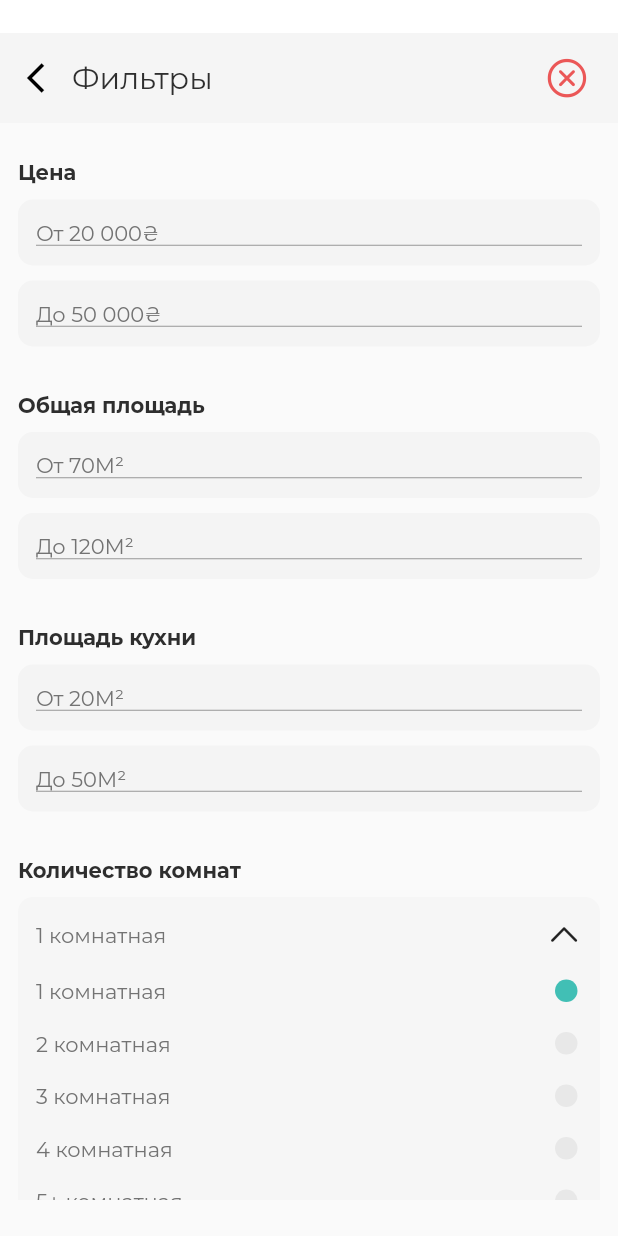
After one commit to MaksymKosenko/swipe_app, a Flutter app: the FilteredAdsScreen screen opened directly, after a tap on "1 комнатная", on a phone screen of 412 x 824 dp. The commit adds this screen. Run offline on Flutter 3.47's test engine with Material 2 defaults, Android fonts, the phone set to English and light mode, and no system bars; our stand-ins replace cloud_firestore, firebase_auth, firebase_core, firebase_storage, google_maps_flutter, image_picker and 1 more; missing offline and left inert: geocoder, image_crop; accounts and stored records are empty.

Commit message:
filters Screen #1

```diff
--- a/lib/global/custom_widgets/app_bars/feed_app_bar.dart
+++ b/lib/global/custom_widgets/app_bars/feed_app_bar.dart
@@ -2,13 +2,15 @@ import 'package:flutter/cupertino.dart';
 import 'package:flutter/material.dart';
 import 'package:swipe_app/global/style/text_styles.dart';
 import 'package:swipe_app/screens/favourites/favourites_screen.dart';
+import 'file:///C:/flutter_projects/flutterlearning/flutter_Dart_courses/swipe_app/lib/screens/filters_screen/filter_screen.dart';
 AppBar CustomFeedAppBar(String phone, BuildContext context){
   return AppBar(
     elevation: 0.0,
     backgroundColor: Colors.white,
     iconTheme: IconThemeData(color: Color(0xff27AEA4)),
     actions: [
-      TextButton.icon(onPressed: null, icon: Icon(CupertinoIcons.slider_horizontal_3), label:
+      TextButton.icon(onPressed: ()=> Navigator.push(context, MaterialPageRoute(builder: (context)=> FilteredAdsScreen())),
+          icon: Icon(CupertinoIcons.slider_horizontal_3), label:
       Text("Уточнить поиск", style: RegularText(12, Color(0xff828282)))),
       TextButton.icon(onPressed: ()=> Navigator.push(context, MaterialPageRoute(builder: (context)=> FavouriteScreen(phone))),
           icon: Icon(CupertinoIcons.check_mark_circled, color: Color(0xff27AE60)),
--- a/lib/models/add_model.dart
+++ b/lib/models/add_model.dart
@@ -1,7 +1,5 @@
 import 'dart:io';
-
 import 'package:cloud_firestore/cloud_firestore.dart';
-import 'package:flutter/material.dart';
 
 class Add{
   GeoPoint location;
--- /dev/null
+++ b/lib/models/filters_model.dart
@@ -0,0 +1,22 @@
+class Filter{
+  String priceLow;
+  String priceHigh;
+
+  String overallAreaLow;
+  String overallAreaHigh;
+
+  String kitchenAreaLow;
+  String kitchenAreaHigh;
+
+  String roomsQuantity = "1 комнатная";
+
+  Filter({
+    this.priceLow,
+    this.priceHigh,
+    this.overallAreaLow,
+    this.overallAreaHigh,
+    this.kitchenAreaLow,
+    this.kitchenAreaHigh,
+    this.roomsQuantity
+});
+}
--- /dev/null
+++ b/lib/screens/filters_screen/filter_screen.dart
@@ -0,0 +1,122 @@
+import 'package:flutter/cupertino.dart';
+import 'package:flutter/material.dart';
+import 'package:swipe_app/global/custom_widgets/app_bars/default_app_bar.dart';
+import 'package:swipe_app/global/custom_widgets/custom_button.dart';
+import 'package:swipe_app/global/style/text_styles.dart';
+import 'package:swipe_app/models/filters_model.dart';
+import 'package:swipe_app/screens/feed/landing_page.dart';
+import 'package:swipe_app/screens/filters_screen/filters_input.dart';
+import 'package:swipe_app/screens/filters_screen/filters_rooms_quantity.dart';
+
+class FilteredAdsScreen extends StatefulWidget {
+  @override
+  _FilteredAdsScreenState createState() => _FilteredAdsScreenState();
+}
+
+class _FilteredAdsScreenState extends State<FilteredAdsScreen> {
+  bool isExpandedPrice1 = false;
+  bool isExpandedPrice2 = false;
+  bool isExpandedOverallArea1 = false;
+  bool isExpandedOverallArea2 = false;
+  bool isExpandedKitchenArea1 = false;
+  bool isExpandedKitchenArea2 = false;
+  bool isExpandedRooms = false;
+
+  TextEditingController _priceController1 = TextEditingController();
+  TextEditingController _priceController2 = TextEditingController();
+  TextEditingController _overallAreaController1 = TextEditingController();
+  TextEditingController _overallAreaController2 = TextEditingController();
+  TextEditingController _kitchenAreaController1 = TextEditingController();
+  TextEditingController _kitchenAreaController2 = TextEditingController();
+
+
+  Filter _filter = Filter();
+ /* void changeView(String data){
+    switch(data){
+      case "isExpandedRooms" : setState(() {isExpandedRooms = !isExpandedRooms;});
+    }
+  }*/
+  @override
+  Widget build(BuildContext context) {
+    return Scaffold(
+      appBar: MyCustomAppBar("Фильтры", 82, MaterialPageRoute(builder: (context)=> LandingPage())),
+      body: Container(
+        padding: EdgeInsets.symmetric(vertical: 24, horizontal: 12),
+        child: ListView(
+          children: [
+            Column(
+              crossAxisAlignment: CrossAxisAlignment.start,
+              children: [
+                Text("Цена", style: SemiBoldText(14, Color(0xff2E2E2E)),),
+                SizedBox(height: 10),
+                Container(height: 44, width: double.maxFinite,
+                  padding: EdgeInsets.symmetric(horizontal: 12),
+                  decoration: BoxDecoration(borderRadius: BorderRadius.circular(10),color: Color(0x32DADADA)),
+                  child: FiltersInput(_filter, _priceController1, "От 20 000₴"),),
+                SizedBox(height: 10),
+                Container(height: 44, width: double.maxFinite,
+                  padding: EdgeInsets.symmetric(horizontal: 12),
+                  decoration: BoxDecoration(borderRadius: BorderRadius.circular(10),color: Color(0x32DADADA)),
+                  child: FiltersInput(_filter, _priceController2, "До 50 000₴"),),
+              ],
+            ),
+            SizedBox(height: 30),
+            Column(
+              crossAxisAlignment: CrossAxisAlignment.start,
+              children: [
+                Text("Общая площадь", style: SemiBoldText(14, Color(0xff2E2E2E)),),
+                SizedBox(height: 10),
+                Container(height: 44, width: double.maxFinite,
+                  padding: EdgeInsets.symmetric(horizontal: 12),
+                  decoration: BoxDecoration(borderRadius: BorderRadius.circular(10),color: Color(0x32DADADA)),
+                child: FiltersInput(_filter, _overallAreaController1, "От 70М\u{00B2}"),),
+                SizedBox(height: 10),
+                Container(height: 44, width: double.maxFinite,
+                  padding: EdgeInsets.symmetric(horizontal: 12),
+                  decoration: BoxDecoration(borderRadius: BorderRadius.circular(10),color: Color(0x32DADADA)),
+                  child: FiltersInput(_filter, _overallAreaController2, "До 120М\u{00B2}"),),
+              ],
+            ),
+            SizedBox(height: 30),
+            Column(
+              crossAxisAlignment: CrossAxisAlignment.start,
+              children: [
+                Text("Площадь кухни", style: SemiBoldText(14, Color(0xff2E2E2E)),),
+                SizedBox(height: 10),
+                Container(height: 44, width: double.maxFinite,
+                  padding: EdgeInsets.symmetric(horizontal: 12),
+                  decoration: BoxDecoration(borderRadius: BorderRadius.circular(10),color: Color(0x32DADADA)),
+                  child: FiltersInput(_filter, _kitchenAreaController1, "От 20М\u{00B2}"),),
+                SizedBox(height: 10),
+                Container(height: 44, width: double.maxFinite,
+                  padding: EdgeInsets.symmetric(horizontal: 12),
+                  decoration: BoxDecoration(borderRadius: BorderRadius.circular(10),color: Color(0x32DADADA)),
+                  child: FiltersInput(_filter, _kitchenAreaController2, "До 50М\u{00B2}"),),
+              ],
+            ),
+            SizedBox(height: 30),
+            FiltersRoomQuantity(_filter),
+            SizedBox(height: 30),
+            Padding(
+              padding: const EdgeInsets.symmetric(horizontal: 50),
+              child: GestureDetector(
+                onTap: () {
+                  print("test");
+                  print(_filter.priceLow);
+                  print(_filter.priceHigh);
+                  print(_filter.overallAreaLow);
+                  print(_filter.overallAreaHigh);
+                  print(_filter.kitchenAreaLow);
+                  print(_filter.kitchenAreaHigh);
+                  print(_filter.roomsQuantity);
+                },
+                child: CustomButton(278, 52, 35, Color(0xff56C385), Color(0xff41BFB5), Alignment.topCenter, Alignment.bottomCenter,
+                    "Показать квартиры", SemiBoldText(16, Colors.white), Colors.transparent),
+              ),
+            )
+          ],
+        ),
+      ),
+    );
+  }
+}
--- /dev/null
+++ b/lib/screens/filters_screen/filters_input.dart
@@ -0,0 +1,55 @@
+import 'package:flutter/material.dart';
+import 'package:swipe_app/global/style/text_styles.dart';
+import 'package:swipe_app/models/filters_model.dart';
+
+class FiltersInput extends StatefulWidget {
+  final Filter _filter;
+  final TextEditingController _controller;
+  final String _hint;
+  FiltersInput(this._filter, this._controller, this._hint);
+  @override
+  _FiltersInputState createState() => _FiltersInputState();
+}
+
+class _FiltersInputState extends State<FiltersInput> {
+  setData(String hint){
+    setState(() {
+      switch(hint){
+        case "От 20 000₴": widget._filter.priceLow = widget._controller.text; break;
+        case "До 50 000₴": widget._filter.priceHigh = widget._controller.text; break;
+        case "От 70М\u{00B2}": widget._filter.overallAreaLow = widget._controller.text; break;
+        case "До 120М\u{00B2}": widget._filter.overallAreaHigh = widget._controller.text; break;
+        case "От 20М\u{00B2}": widget._filter.kitchenAreaLow = widget._controller.text; break;
+        case "До 50М\u{00B2}": widget._filter.kitchenAreaHigh = widget._controller.text; break;
+      }
+    });
+  }
+  @override
+  Widget build(BuildContext context) {
+    return Container(
+      width: 200,
+      //height: double.minPositive,
+      alignment: Alignment.centerLeft,
+      child: TextField(
+        onEditingComplete:()=> setData(widget._hint),
+        onChanged: (value) => setData(widget._hint),
+        onSubmitted:(value) => setData(widget._hint),
+        maxLines: 1,
+        controller: widget._controller,
+        obscureText: false,
+        keyboardType: TextInputType.text,//TextInputType.number,
+        style:  RegularText(14, Color(0xff737373)),
+        decoration: InputDecoration(
+          //contentPadding: EdgeInsets.all(12),
+          isCollapsed: true,
+          hintStyle: RegularText(14, Color(0xff737373)),//TextStyle(fontFamily: 'Montserrat', color: Colors.white, fontSize: 16, ),
+          hintText: widget._hint,
+          /*focusedBorder: OutlineInputBorder(
+          borderRadius: BorderRadius.circular(10),
+          borderSide: BorderSide(color: Color(0xff56C385), width: 1),//Color(0xff56C385)
+          ),*/
+        ),
+      ),
+    );
+  }
+}
--- /dev/null
+++ b/lib/screens/filters_screen/filters_rooms_quantity.dart
@@ -0,0 +1,285 @@
+import 'package:flutter/cupertino.dart';
+import 'package:flutter/material.dart';
+import 'package:swipe_app/global/style/text_styles.dart';
+import 'package:swipe_app/models/filters_model.dart';
+
+class FiltersRoomQuantity extends StatefulWidget {
+  final Filter _filter;
+  FiltersRoomQuantity(this._filter);
+  @override
+  _FiltersRoomQuantityState createState() => _FiltersRoomQuantityState();
+}
+
+class _FiltersRoomQuantityState extends State<FiltersRoomQuantity> {
+  bool _isExpand = false;
+
+  void changeView() {
+    setState(() {
+      _isExpand = !_isExpand;
+    });
+  }
+  String selectedVar = "1 комнатная";
+  bool active1 = true;
+  bool active2 = false;
+  bool active3 = false;
+  bool active4 = false;
+  bool active5 = false;
+  setNewChoise(String newSelected) {
+    setState(() {
+      selectedVar = newSelected;
+      widget._filter.roomsQuantity = selectedVar;
+      switch (newSelected) {
+        case "1 комнатная":
+          active1 = true;
+          active2 = false;
+          active3 = false;
+          active4 = false;
+          active5 = false;
+          break;
+        case "2 комнатная":
+          active1 = false;
+          active2 = true;
+          active3 = false;
+          active4 = false;
+          active5 = false;
+          break;
+        case "3 комнатная":
+          active1 = false;
+          active2 = false;
+          active3 = true;
+          active4 = false;
+          active5 = false;
+          break;
+        case "4 комнатная":
+          active1 = false;
+          active2 = false;
+          active3 = false;
+          active4 = true;
+          active5 = false;
+          break;
+        case "5+ комнатная":
+          active1 = false;
+          active2 = false;
+          active3 = false;
+          active4 = false;
+          active5 = true;
+          break;
+      }
+    });
+  }
+  @override
+  Widget build(BuildContext context) {
+    if(widget._filter.roomsQuantity == null)
+      widget._filter.roomsQuantity = selectedVar;
+    else setNewChoise(widget._filter.roomsQuantity);
+    //widget._add.roomsQuantity = selectedVar;
+    return _isExpand
+        ? Container(
+      //padding: EdgeInsets.symmetric(horizontal: 10),
+      child: Container(
+        child: Column(
+          crossAxisAlignment: CrossAxisAlignment.start,
+          children: [
+            Text("Количество комнат",
+                style: SemiBoldText(14, Color(0xff2E2E2E))),
+            SizedBox(height: 10),
+            Container(
+              width: double.maxFinite,
+              //padding: EdgeInsets.symmetric(vertical: 13, horizontal: 12),
+              padding: EdgeInsets.only(left: 12, top: 1),
+              decoration: BoxDecoration(
+                  color: Color(0x20DADADA),
+                  borderRadius: BorderRadius.circular(10)),
+              child: Column(
+                crossAxisAlignment: CrossAxisAlignment.start,
+                children: [
+                  Row(
+                    mainAxisAlignment: MainAxisAlignment.spaceBetween,
+                    children: [
+                      Text(
+                        selectedVar,
+                        style: RegularText(14, Color(0xff737373)),
+                      ),
+                      //Text("Введите название жк:", style: RegularText(14, Color(0xff737373)),),
+                      IconButton(
+                          icon: Icon(
+                            CupertinoIcons.chevron_up,
+                            size: 24,
+                          ),
+                          onPressed: () => changeView())
+                    ],
+                  ),
+                  GestureDetector(
+                    onTap: ()=> setNewChoise("1 комнатная"),
+                    child: Container(
+                      padding: EdgeInsets.only(right: 15, top: 5, bottom: 5),
+                      child: Row(
+                        mainAxisAlignment: MainAxisAlignment.spaceBetween,
+                        children: [
+                          Text(
+                            "1 комнатная",
+                            style: RegularText(14, Color(0xff737373)),
+                          ),
+                          Container(
+                            height: 15,
+                            width: 15,
+                            decoration: BoxDecoration(
+                              color: active1
+                                  ? Color(0xff41BFB5)
+                                  : Color(0xffE8E8E8),
+                              borderRadius: BorderRadius.circular(7.5),
+                            ),
+                          )
+                        ],
+                      ),
+                    ),
+                  ),
+                  SizedBox(height: 8),
+                  GestureDetector(
+                    onTap: ()=> setNewChoise("2 комнатная"),
+                    child:
+                    Container(
+                      padding: EdgeInsets.only(right: 15, top: 5, bottom: 5),
+                      child: Row(
+                        mainAxisAlignment: MainAxisAlignment.spaceBetween,
+                        children: [
+                          Text(
+                            "2 комнатная",
+                            style: RegularText(14, Color(0xff737373)),
+                          ),
+                          Container(
+                            height: 15,
+                            width: 15,
+                            decoration: BoxDecoration(
+                              color: active2
+                                  ? Color(0xff41BFB5)
+                                  : Color(0xffE8E8E8),
+                              borderRadius: BorderRadius.circular(7.5),
+                            ),
+                          )
+                        ],
+                      ),
+                    ),),
+
+                  SizedBox(height: 8),
+                  GestureDetector(
+                    onTap: ()=> setNewChoise("3 комнатная"),
+                    child:
+                    Container(
+                      padding: EdgeInsets.only(right: 15, top: 5, bottom: 5),
+                      child: Row(
+                        mainAxisAlignment: MainAxisAlignment.spaceBetween,
+                        children: [
+                          Text(
+                            "3 комнатная",
+                            style: RegularText(14, Color(0xff737373)),
+                          ),
+                          Container(
+                            height: 15,
+                            width: 15,
+                            decoration: BoxDecoration(
+                              color: active3
+                                  ? Color(0xff41BFB5)
+                                  : Color(0xffE8E8E8),
+                              borderRadius: BorderRadius.circular(7.5),
+                            ),
+                          )
+                        ],
+                      ),
+                    ),),
+                  SizedBox(height: 8),
+                  GestureDetector(
+                    onTap: ()=> setNewChoise("4 комнатная"),
+                    child:
+                    Container(
+                      padding: EdgeInsets.only(right: 15, top: 5, bottom: 5),
+                      child: Row(
+                        mainAxisAlignment: MainAxisAlignment.spaceBetween,
+                        children: [
+                          Text(
+                            "4 комнатная",
+                            style: RegularText(14, Color(0xff737373)),
+                          ),
+                          Container(
+                            height: 15,
+                            width: 15,
+                            decoration: BoxDecoration(
+                              color: active4
+                                  ? Color(0xff41BFB5)
+                                  : Color(0xffE8E8E8),
+                              borderRadius: BorderRadius.circular(7.5),
+                            ),
+                          )
+                        ],
+                      ),
+                    ),),
+                  SizedBox(height: 8),
+                  GestureDetector(
+                    onTap: ()=> setNewChoise("5+ комнатная"),
+                    child:
+                    Container(
+                      padding: EdgeInsets.only(right: 15, top: 5, bottom: 5),
+                      child: Row(
+                        mainAxisAlignment: MainAxisAlignment.spaceBetween,
+                        children: [
+                          Text(
+                            "5+ комнатная",
+                            style: RegularText(14, Color(0xff737373)),
+                          ),
+                          Container(
+                            height: 15,
+                            width: 15,
+                            decoration: BoxDecoration(
+                              color: active5
+                                  ? Color(0xff41BFB5)
+                                  : Color(0xffE8E8E8),
+                              borderRadius: BorderRadius.circular(7.5),
+                            ),
+                          )
+                        ],
+                      ),
+                    ),),
+                  SizedBox(height: 13),
+                ],
+              ),
+            ),
+          ],
+        ),
+      ),
+    )
+        : Container(
+     // padding: EdgeInsets.symmetric(horizontal: 10),
+      child: Column(
+        crossAxisAlignment: CrossAxisAlignment.start,
+        children: [
+          Text("Количество комнат ",
+              style: SemiBoldText(14, Color(0xff2E2E2E))),
+          SizedBox(height: 10),
+          GestureDetector(
+            child: Container(
+              width: double.maxFinite,
+              padding: EdgeInsets.symmetric(vertical: 13, horizontal: 12),
+              decoration: BoxDecoration(
+                  color: Color(0x20DADADA),
+                  borderRadius: BorderRadius.circular(10)),
+              child: Row(
+                mainAxisAlignment: MainAxisAlignment.spaceBetween,
+                children: [
+                  Text(
+                    selectedVar,
+                    style: RegularText(14, Color(0xff737373)),
+                  ),
+                  Icon(
+                    CupertinoIcons.chevron_down,
+                    size: 24,
+                  )
+                ],
+              ),
+            ),
+            onTap: () => changeView(),
+          ),
+        ],
+      ),
+    );
+  }
+}
```
